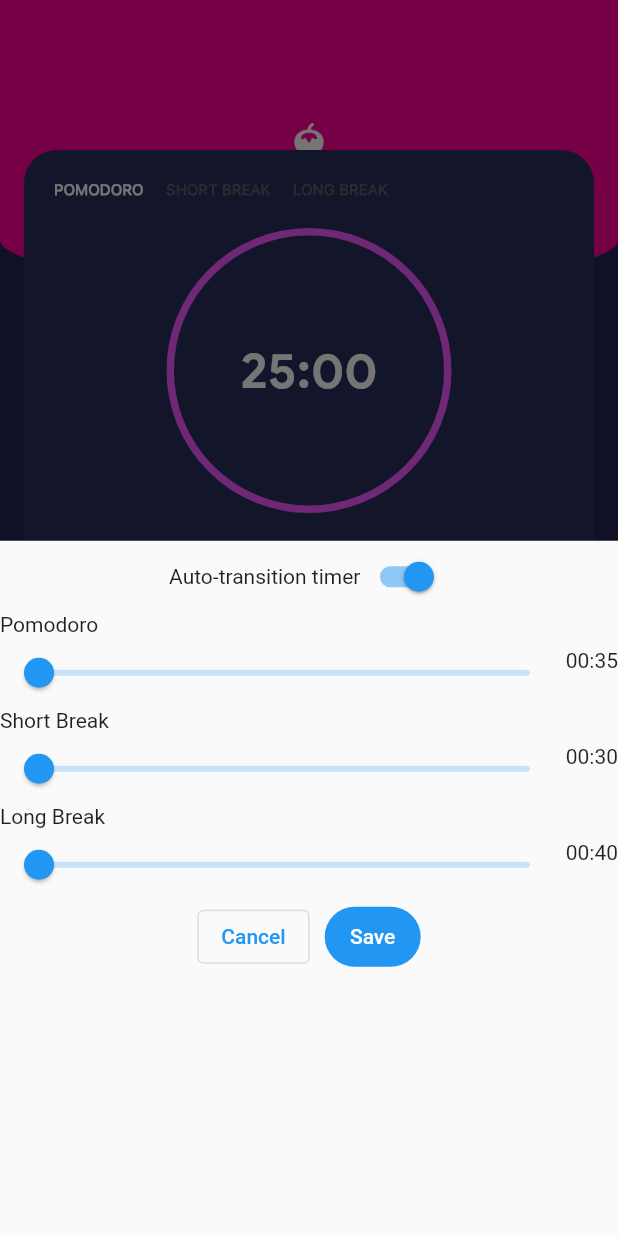
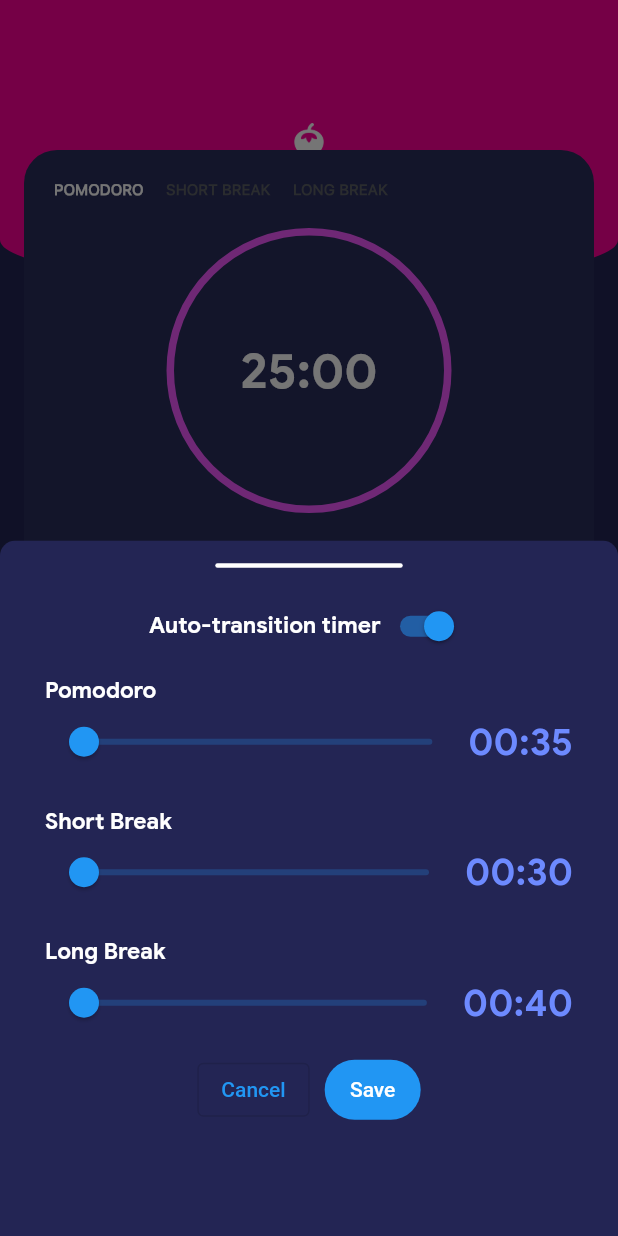
Before and after one commit to tomc128/classify-timer-trial, a Flutter app: the screen it shows after launch, after a tap on the "edit" icon, on a phone screen of 412 x 824 dp. Run offline on Flutter 3.47's test engine with Material 2 defaults, Android fonts, the phone set to English and light mode, and no system bars; drawn by our look-alikes of curved_labeled_navigation_bar; project files that could hold a hidden picture were left out.

Commit message:
Update zone popup background and fonts

```diff
--- a/lib/pages/zone.dart
+++ b/lib/pages/zone.dart
@@ -168,6 +168,7 @@ class _ZonePageState extends State<ZonePage> {
                 var result = await showModalBottomSheet<ZoneSettings>(
                   context: context,
                   builder: (BuildContext context) => ZonePopup(settings: timer.settings),
+                  backgroundColor: Colors.transparent,
                 );
 
                 if (result != null) {
--- a/lib/zone/zone_popup.dart
+++ b/lib/zone/zone_popup.dart
@@ -1,4 +1,5 @@
 import 'package:flutter/material.dart';
+import 'package:timer_trial/constants.dart';
 import 'package:timer_trial/duration_extensions.dart';
 import 'package:timer_trial/zone/zone_timer.dart';
 
@@ -31,12 +32,33 @@ class _ZonePopupState extends State<ZonePopup> {
 
   @override
   Widget build(BuildContext context) {
-    return Column(
+    return Container(
+      decoration: BoxDecoration(
+        borderRadius: const BorderRadius.vertical(top: Radius.circular(10)),
+        color: kPurpleColor3,
+      ),
+      child: Column(
         children: [
+          SizedBox(
+            width: 125,
+            child: Container(
+              margin: const EdgeInsets.symmetric(vertical: 15),
+              child: Container(
+                height: 3,
+                decoration: const BoxDecoration(
+                  color: Colors.white,
+                  borderRadius: BorderRadius.all(Radius.circular(1.5)),
+                ),
+              ),
+            ),
+          ),
           Row(
             mainAxisAlignment: MainAxisAlignment.center,
             children: [
-            const Text("Auto-transition timer"),
+              Text(
+                "Auto-transition timer",
+                style: kGoogleSansTextStyle.copyWith(color: Colors.white, fontSize: 15),
+              ),
               Switch(
                 value: widget.settings.autoTransition,
                 onChanged: (value) => {
@@ -75,19 +97,25 @@ class _ZonePopupState extends State<ZonePopup> {
             ],
           ),
         ],
+      ),
     );
   }
 
   Widget buildSlider(String label, Duration duration, void Function(Duration) onChanged) {
-    return Row(
+    return Padding(
+      padding: const EdgeInsets.symmetric(horizontal: 30, vertical: 10),
+      child: Column(
+        crossAxisAlignment: CrossAxisAlignment.start,
+        children: [
+          Text(
+            label,
+            style: kGoogleSansTextStyle.copyWith(color: Colors.white, fontSize: 15),
+          ),
+          Row(
             mainAxisSize: MainAxisSize.max,
             children: [
               Expanded(
-          child: Column(
-            crossAxisAlignment: CrossAxisAlignment.start,
-            children: [
-              Text(label),
-              Slider(
+                child: Slider(
                   value: duration.inSeconds.toDouble(),
                   min: 30,
                   max: 3600,
@@ -97,11 +125,15 @@ class _ZonePopupState extends State<ZonePopup> {
                     setState(() => onChanged(Duration(seconds: value.toInt())));
                   },
                 ),
+              ),
+              Text(
+                duration.toFormattedString(),
+                style: kGoogleSansTextStyle.copyWith(color: kPurpleColor1, fontSize: 25),
+              ),
             ],
           ),
+        ],
       ),
-        Text(duration.toFormattedString()),
-      ],
     );
   }
 }
```
Lines whose indentation alone changed are shown as unchanged.
